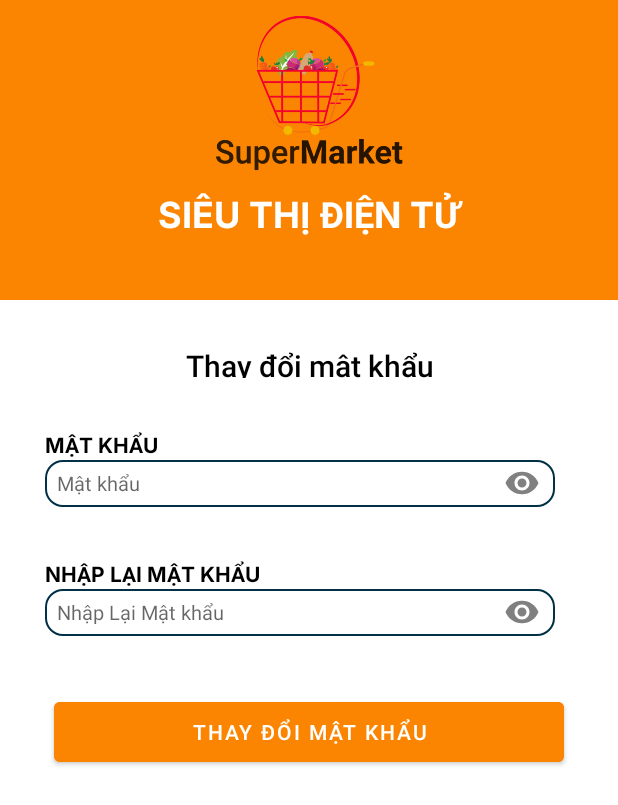
After one commit to HuuAnnnn/Mobile-application-development-final-project, an Android app: the ChangePassword screen opened directly, with no data from a screen before it, on a phone screen of 412 x 824 dp. The commit adds this screen. Shown: the top 805 px of the screen. Run offline under Robolectric (Android 15) with nearby library versions, the phone set to English and light mode, and no system bars.

Commit message:
feat: change password

```diff
--- a/FinalProject-SupperMarket/app/src/main/AndroidManifest.xml
+++ b/FinalProject-SupperMarket/app/src/main/AndroidManifest.xml
@@ -19,6 +19,9 @@
         android:supportsRtl="true"
         android:theme="@style/Theme.FinalProjectSupperMarket"
         tools:targetApi="31">
+        <activity
+            android:name=".ChangePassword"
+            android:exported="false" />
         <activity
             android:name=".Cart.ShoppingCart"
             android:exported="false">
--- /dev/null
+++ b/FinalProject-SupperMarket/app/src/main/res/layout/activity_change_password.xml
@@ -0,0 +1,174 @@
+<?xml version="1.0" encoding="utf-8"?>
+<androidx.swiperefreshlayout.widget.SwipeRefreshLayout xmlns:android="http://schemas.android.com/apk/res/android"
+    xmlns:tools="http://schemas.android.com/tools"
+    android:id="@+id/swipeContainer"
+    android:layout_width="match_parent"
+    android:layout_height="match_parent">
+
+    <ScrollView
+        android:layout_width="match_parent"
+        android:layout_height="match_parent"
+        android:orientation="vertical"
+        tools:context=".ChangePasswordActivity">
+
+        <LinearLayout
+            android:layout_width="match_parent"
+            android:layout_height="wrap_content"
+            android:orientation="vertical">
+
+
+            <LinearLayout
+                android:layout_width="match_parent"
+                android:layout_height="200dp"
+                android:orientation="vertical"
+                android:background="@color/main_color">
+
+                <ImageView
+                    android:id="@+id/imageView2"
+                    android:layout_width="125sp"
+                    android:layout_height="125sp"
+                    android:layout_gravity="center"
+                    android:src="@drawable/logo" />
+
+                <TextView
+                    android:id="@+id/textView2"
+                    android:layout_width="match_parent"
+                    android:layout_height="wrap_content"
+                    android:fontFamily="@font/inter_bold"
+                    android:gravity="center"
+                    android:textAllCaps="true"
+                    android:text="@string/app_name"
+                    android:textColor="@color/main_text_color"
+                    android:textSize="24sp" />
+            </LinearLayout>
+
+
+            <LinearLayout
+                android:layout_width="match_parent"
+                android:layout_height="52dp"
+                android:orientation="vertical">
+
+                <TextView
+                    android:id="@+id/textView_change_pwd_head"
+                    android:layout_width="match_parent"
+                    android:layout_height="wrap_content"
+                    android:layout_marginTop="30dp"
+                    android:textColor="@color/black"
+                    android:text="Thay đổi mật khẩu"
+                    android:textAlignment="center"
+                    android:textAppearance="@style/TextAppearance.AppCompat.Title" />
+
+            </LinearLayout>
+            <LinearLayout
+                android:id="@+id/linearLayout3"
+                android:layout_width="340dp"
+                android:layout_height="52dp"
+                android:layout_marginStart="30dp"
+                android:layout_marginTop="34dp"
+                android:layout_marginEnd="30dp"
+                android:orientation="vertical">
+
+                <TextView
+                    android:id="@+id/tvPassword"
+                    android:layout_width="wrap_content"
+                    android:layout_height="wrap_content"
+                    android:layout_weight="1"
+                    android:fontFamily="@font/inter_bold"
+                    android:text="MẬT KHẨU"
+                    android:textColor="@color/black"
+                    android:textSize="14dp"
+                    android:textStyle="bold" />
+
+                <RelativeLayout
+                    android:layout_width="fill_parent"
+                    android:layout_height="wrap_content">
+
+                    <EditText
+                        android:id="@+id/edtPassword"
+                        android:layout_width="match_parent"
+                        android:layout_height="31dp"
+                        android:layout_weight="1"
+                        android:background="@drawable/input_text"
+                        android:ems="10"
+                        android:hint="Mật khẩu"
+                        android:inputType="textPassword"
+                        android:paddingLeft="8dp"
+                        android:textSize="13sp" />
+
+                    <ImageView
+                        android:id="@+id/btnShowPassword1"
+                        android:layout_width="wrap_content"
+                        android:layout_height="wrap_content"
+                        android:layout_alignParentRight="true"
+                        android:layout_centerVertical="true"
+                        android:layout_marginRight="10dp"
+                        android:alpha=".5"
+                        android:clickable="true"
+                        android:src="@drawable/hide_password_icon" />
+                </RelativeLayout>
+            </LinearLayout>
+
+                <LinearLayout
+                    android:id="@+id/linearLayout"
+                    android:layout_width="340dp"
+                    android:layout_height="52dp"
+                    android:layout_marginStart="30dp"
+                    android:layout_marginTop="34dp"
+                    android:layout_marginEnd="30dp"
+                    android:orientation="vertical">
+
+                    <TextView
+                        android:id="@+id/tvRePassword"
+                        android:layout_width="wrap_content"
+                        android:layout_height="wrap_content"
+                        android:layout_weight="1"
+                        android:fontFamily="@font/inter_bold"
+                        android:text="NHẬP LẠI MẬT KHẨU"
+                        android:textColor="@color/black"
+                        android:textSize="14dp"
+                        android:textStyle="bold" />
+
+                    <RelativeLayout
+                        android:layout_width="fill_parent"
+                        android:layout_height="wrap_content">
+
+                        <EditText
+                            android:id="@+id/edtRePassword"
+                            android:layout_width="match_parent"
+                            android:layout_height="31dp"
+                            android:layout_weight="1"
+                            android:background="@drawable/input_text"
+                            android:ems="10"
+                            android:hint="Nhập Lại Mật khẩu"
+                            android:inputType="textPassword"
+                            android:paddingLeft="8dp"
+                            android:textSize="13sp" />
+
+                        <ImageView
+                            android:id="@+id/btnShowPassword"
+                            android:layout_width="wrap_content"
+                            android:layout_height="wrap_content"
+                            android:layout_alignParentRight="true"
+                            android:layout_centerVertical="true"
+                            android:layout_marginRight="10dp"
+                            android:alpha=".5"
+                            android:clickable="true"
+                            android:src="@drawable/hide_password_icon" />
+                    </RelativeLayout>
+                </LinearLayout>
+
+            <com.google.android.material.button.MaterialButton
+            android:id="@+id/btnChangePassword"
+            android:layout_width="340dp"
+            android:layout_height="52dp"
+            android:layout_marginTop="38dp"
+            android:backgroundTint="@color/main_color"
+            android:text="Thay đổi mật khẩu"
+            android:layout_gravity="center"/>
+
+        </LinearLayout>
+
+
+    </ScrollView>
+
+</androidx.swiperefreshlayout.widget.SwipeRefreshLayout>
--- a/FinalProject-SupperMarket/app/src/main/res/layout/fragment_user_information.xml
+++ b/FinalProject-SupperMarket/app/src/main/res/layout/fragment_user_information.xml
@@ -90,7 +90,7 @@
 
 
                 <TextView
-                    android:id="@+id/textView13"
+                    android:id="@+id/tvChangePassword"
                     android:layout_width="wrap_content"
                     android:layout_height="wrap_content"
                     android:layout_gravity="center_vertical"
@@ -99,7 +99,8 @@
                     android:drawablePadding="20dp"
                     android:fontFamily="@font/inter_bold"
                     android:gravity="center_vertical"
-                    android:text="Danh sách hàng cần mua"
+                    android:text="Thay đổi mật khẩu"
+                    android:clickable="true"
                     android:textColor="#023047" />
 
             </LinearLayout>
```
Also changed, not shown: FinalProject-SupperMarket/app/src/main/java/tdtu/edu/vn/finalproject_suppermarket/ChangePassword.java (added, +140 -0 lines), FinalProject-SupperMarket/app/src/main/java/tdtu/edu/vn/finalproject_suppermarket/UserInformation.java (+10 -0 lines).
